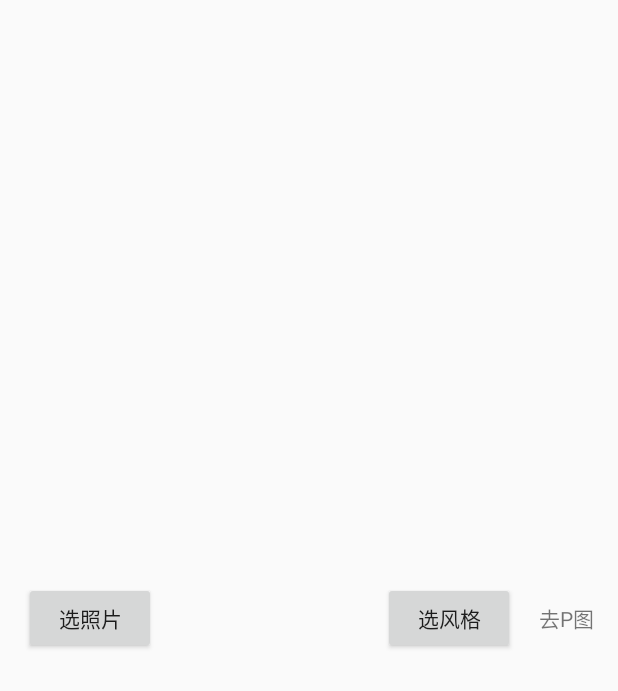
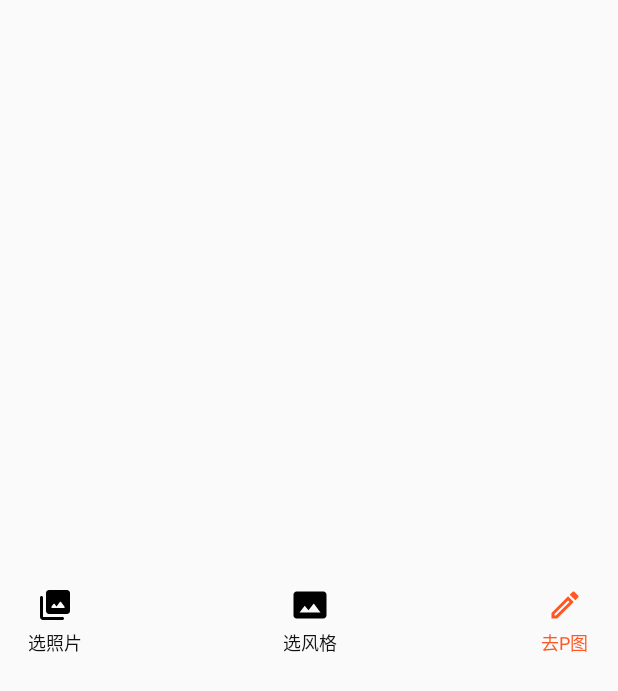
Before and after one commit to liuguicen/IntelImEditor, an Android app: the layout fragment_transfer.xml on its own in the app's theme, with its tools: preview values and no code run, on a phone screen of 412 x 824 dp. Shown: the top 691 px of the screen. Run offline under Robolectric (Android 15) with nearby library versions, the phone set to English and light mode, and no system bars.

Commit message:
风格迁移底部UI调整

```diff
--- /dev/null
+++ b/app/src/main/res/drawable/ic_style_transfer.xml
@@ -0,0 +1,6 @@
+<?xml version="1.0" encoding="UTF-8" standalone="no"?>
+<vector xmlns:android="http://schemas.android.com/apk/res/android" android:height="24dp" android:tint="#000000" android:viewportHeight="24.0" android:viewportWidth="24.0" android:width="24dp">
+
+    <path android:fillColor="@android:color/white" android:pathData="M21,3H3C2,3 1,4 1,5v14c0,1.1 0.9,2 2,2h18c1,0 2,-1 2,-2V5c0,-1 -1,-2 -2,-2zM5,17l3.5,-4.5 2.5,3.01L14.5,11l4.5,6H5z"/>
+
+</vector>
--- /dev/null
+++ b/app/src/main/res/drawable/outline_mode_edit.xml
@@ -0,0 +1,17 @@
+<?xml version="1.0" encoding="UTF-8" standalone="no"?>
+<vector xmlns:android="http://schemas.android.com/apk/res/android"
+    android:width="24dp"
+    android:height="24dp"
+    android:tint="#000000"
+    android:viewportWidth="24.0"
+    android:viewportHeight="24.0">
+
+    <path
+        android:fillColor="@android:color/white"
+        android:pathData="M3,21l3.75,0L17.81,9.94l-3.75,-3.75L3,17.25L3,21zM5,18.08l9.06,-9.06l0.92,0.92L5.92,19L5,19L5,18.08z" />
+
+    <path
+        android:fillColor="@android:color/white"
+        android:pathData="M18.37,3.29c-0.39,-0.39 -1.02,-0.39 -1.41,0l-1.83,1.83l3.75,3.75l1.83,-1.83c0.39,-0.39 0.39,-1.02 0,-1.41L18.37,3.29z" />
+
+</vector>
--- /dev/null
+++ b/app/src/main/res/drawable/round_photo_library.xml
@@ -0,0 +1,8 @@
+<?xml version="1.0" encoding="UTF-8" standalone="no"?>
+<vector xmlns:android="http://schemas.android.com/apk/res/android" android:height="24dp" android:tint="#000000" android:viewportHeight="24.0" android:viewportWidth="24.0" android:width="24dp">
+
+    <path android:fillColor="@android:color/white" android:pathData="M20,2H8C6.9,2 6,2.9 6,4v12c0,1.1 0.9,2 2,2h12c1.1,0 2,-0.9 2,-2V4C22,2.9 21.1,2 20,2zM9.6,13.2l1.38,-1.83c0.2,-0.27 0.6,-0.27 0.8,0L13,13l2.23,-2.97c0.2,-0.27 0.6,-0.27 0.8,0l2.38,3.17c0.25,0.33 0.01,0.8 -0.4,0.8h-8C9.59,14 9.35,13.53 9.6,13.2z"/>
+
+    <path android:fillColor="@android:color/white" android:pathData="M3,6L3,6C2.45,6 2,6.45 2,7v13c0,1.1 0.9,2 2,2h13c0.55,0 1,-0.45 1,-1v0c0,-0.55 -0.45,-1 -1,-1H4V7C4,6.45 3.55,6 3,6z"/>
+
+</vector>
--- a/app/src/main/res/layout/fragment_transfer.xml
+++ b/app/src/main/res/layout/fragment_transfer.xml
@@ -6,37 +6,36 @@
     android:layout_height="match_parent"
     android:orientation="vertical">
 
-    <Button
+    <com.mandi.intelimeditor.home.view.BottomFunctionView
         android:id="@+id/choose_pic"
         android:layout_width="wrap_content"
         android:layout_height="wrap_content"
-        android:layout_gravity="center"
-        android:layout_marginStart="@dimen/dp_16"
-        android:text="@string/choose_pic"
+        app:bfv_icon="@drawable/round_photo_library"
+        app:bfv_title="@string/choose_pic"
         app:layout_constraintBottom_toBottomOf="parent"
         app:layout_constraintStart_toStartOf="parent"
         app:layout_constraintTop_toTopOf="parent" />
 
-
-    <Button
+    <com.mandi.intelimeditor.home.view.BottomFunctionView
         android:id="@+id/choose_style"
         android:layout_width="wrap_content"
         android:layout_height="wrap_content"
-        android:layout_gravity="center"
-        android:layout_marginEnd="@dimen/dp_16"
-        android:text="@string/choose_style"
+        app:bfv_icon="@drawable/ic_style_transfer"
+        app:bfv_title="@string/choose_style"
         app:layout_constraintBottom_toBottomOf="parent"
         app:layout_constraintEnd_toStartOf="@+id/go_ptu"
+        app:layout_constraintStart_toEndOf="@+id/choose_pic"
         app:layout_constraintTop_toTopOf="parent" />
 
-    <TextView
+    <com.mandi.intelimeditor.home.view.BottomFunctionView
         android:id="@+id/go_ptu"
         android:layout_width="wrap_content"
         android:layout_height="wrap_content"
+        app:bfv_color="@color/deepOrange"
+        app:bfv_icon="@drawable/outline_mode_edit"
+        app:bfv_title="@string/go_ptu"
         app:layout_constraintBottom_toBottomOf="parent"
         app:layout_constraintEnd_toEndOf="parent"
-        app:layout_constraintTop_toTopOf="parent"
-        android:layout_marginEnd="@dimen/dp_16"
-        android:text="@string/go_ptu"/>
+        app:layout_constraintTop_toTopOf="parent" />
 
 </androidx.constraintlayout.widget.ConstraintLayout>
--- a/app/src/main/res/layout/item_tietu_list.xml
+++ b/app/src/main/res/layout/item_tietu_list.xml
@@ -1,5 +1,5 @@
 <?xml version="1.0" encoding="utf-8"?>
 <androidx.constraintlayout.widget.ConstraintLayout xmlns:android="http://schemas.android.com/apk/res/android"
+    android:id="@+id/container"
     android:layout_width="wrap_content"
-    android:layout_height="wrap_content" >
-</androidx.constraintlayout.widget.ConstraintLayout>
+    android:layout_height="wrap_content" />
--- a/app/src/main/res/values/dimens.xml
+++ b/app/src/main/res/values/dimens.xml
@@ -93,7 +93,7 @@
     <dimen name="open_vip_group_title_left_margin">12dp</dimen>
     <dimen name="open_vip_group_item_left_margin">16dp</dimen>
     <dimen name="open_vip_item_margin_title">8dp</dimen>
-    <dimen name="dp_96">96</dimen>
+    <dimen name="dp_96">96dp</dimen>
     <dimen name="dp_05">0.5dp</dimen>
     <!--PTu主界面-->
     <dimen name="gif_frame_height">88dp</dimen>
```
Also changed, not shown: app/src/main/java/com/mandi/intelimeditor/common/view/SimplePaddingDecoration.java (added, +25 -0 lines), app/src/main/java/com/mandi/intelimeditor/home/tietuChoose/PicResourceItemData.java (+7 -1 lines), app/src/main/java/com/mandi/intelimeditor/ptu/tietu/onlineTietu/ImageMaterialAdapter.kt (added, +105 -0 lines), app/src/main/java/com/mandi/intelimeditor/ptu/transfer/StyleTransferFragment.java (+24 -26 lines), app/src/main/java/com/mandi/intelimeditor/ptu/viewHolder/PicViewHolder.java (added, +23 -0 lines), app/src/main/res/layout/item_tietu.xml (added, +29 -0 lines).
